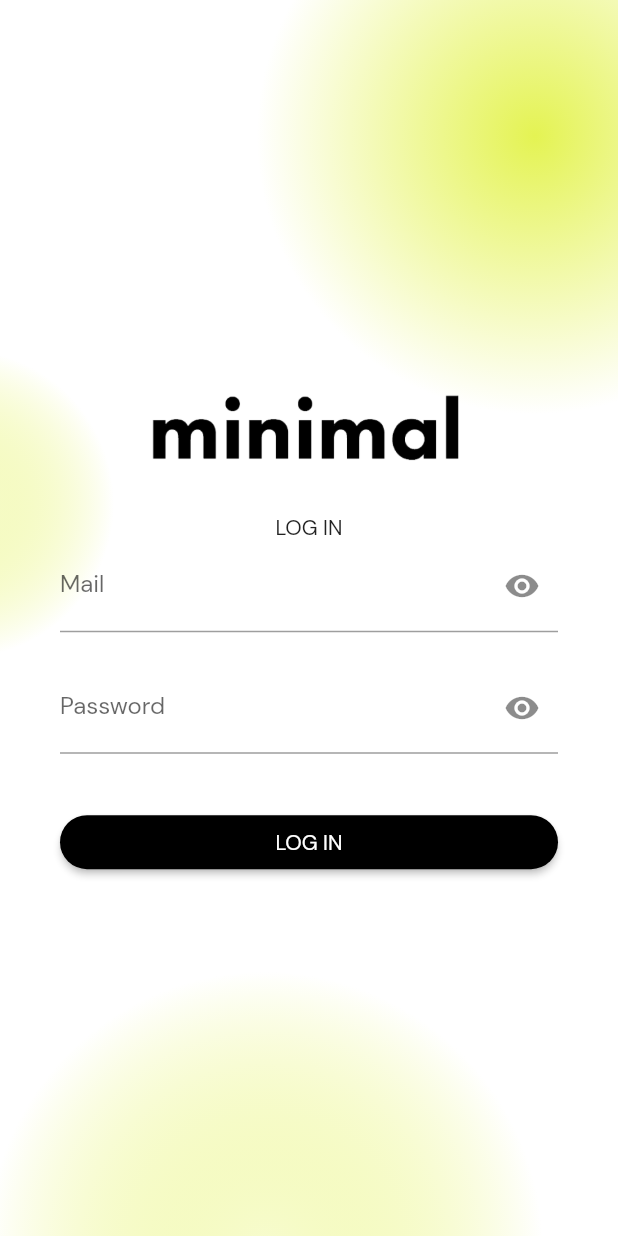
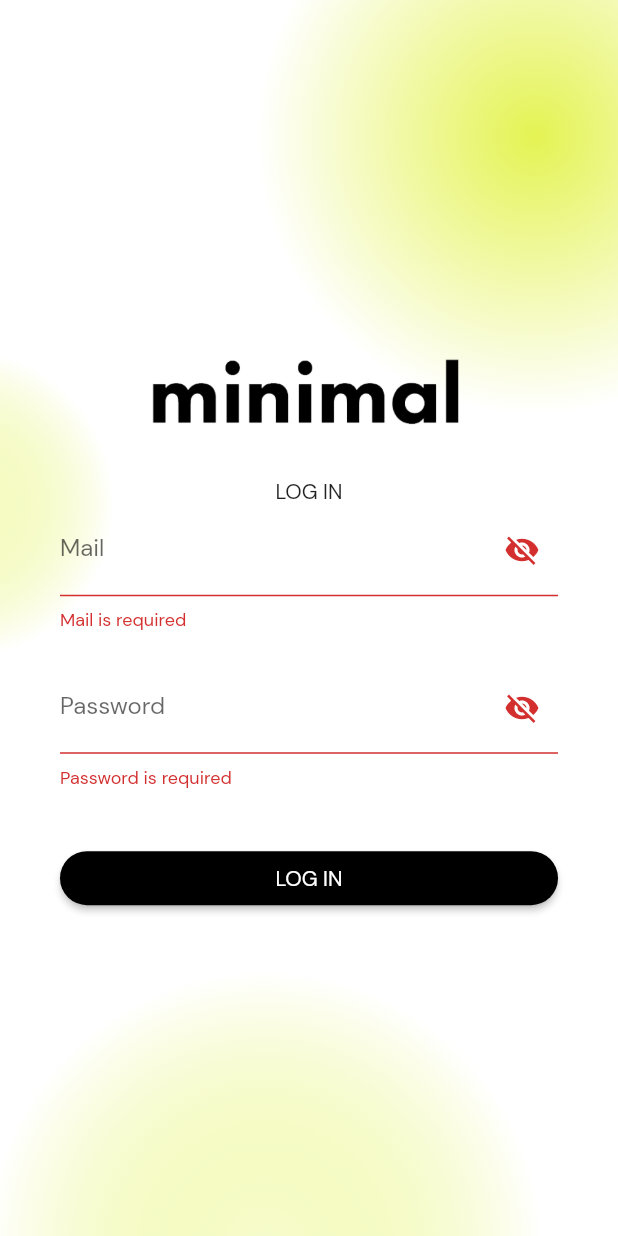
Before and after one commit to wgerez/test-coda, a Flutter app: the screen it shows after launch, after a tap on "LOG IN", on a phone screen of 412 x 824 dp. Run offline on Flutter 3.47's test engine with Material 2 defaults, Android fonts, the phone set to English and light mode, and no system bars; our stand-ins replace dartz, get, logger.

Commit message:
Fix message error and input validation

```diff
--- a/lib/src/data/provider/auth_api.dart
+++ b/lib/src/data/provider/auth_api.dart
@@ -27,13 +27,14 @@ class AuthClient {
 
       if (response.statusCode == 200) {
         final data = json.decode(response.body);
+        print(data['success']);
         if (data['success']) {
           final auth = AuthModel.fromJson(data);
           return Right(auth);
         } else {
           _failure = LoginFailure(
-            code: data['code'],
-            message: data['message'],
+            code: data['error']['code'],
+            message: data['error']['message'],
           );
           return Left(_failure);
         }
--- a/lib/src/domain/controllers/auth_controller.dart
+++ b/lib/src/domain/controllers/auth_controller.dart
@@ -1,4 +1,5 @@
 import 'package:flutter/cupertino.dart';
+import 'package:flutter/material.dart';
 import 'package:get/get.dart';
 import 'package:test/src/core/system_logger.dart';
 import 'package:test/src/data/models/auth_model.dart';
@@ -9,18 +10,62 @@ class AuthController extends GetxController {
 
   AuthController({required this.authRepository});
 
+  final formKey = GlobalKey<FormState>();
   TextEditingController emailController = TextEditingController();
   TextEditingController passwordController = TextEditingController();
+
+  final isEmailObscure = false.obs;
+  final isPassObscure = false.obs;
 
   final _authUser = AuthModel().obs;
   get authUser => _authUser.value;
 
+  String? validateEmail(String? mail) {
+    if (mail != null && !GetUtils.isEmail(mail)) {
+      return 'Mail is required';
+    }
+    return null;
+  }
+
+  String? validatePassword(String? password) {
+    if (password != null && password.isEmpty) {
+      return 'Password is required';
+    }
+    return null;
+  }
+
+  void changeMailObscure() {
+    isEmailObscure.value = !isEmailObscure.value;
+  }
+
+  void changePassObscure() {
+    isPassObscure.value = !isPassObscure.value;
+  }
+
   login({required String email, required String password}) async {
-    Auth user = Auth(email: email, password: password);
+    final user = Auth(email: email, password: password);
     final _auth = await authRepository.login(user);
     _auth.fold(
-      (l) => SystemLogger.error(this, l.toString()),
+      (l) => Get.defaultDialog(
+        title: 'Error'.tr,
+        content: Text(l.message),
+        actions: [
+          ElevatedButton(
+            child: Text('Ok'.tr),
+            onPressed: () => Get.back(),
+          ),
+        ],
+      ),
       (r) => SystemLogger.verbose(this, r.toString()), //_authUser.value = r,
     );
   }
+
+  callLogin() {
+    if (formKey.currentState!.validate()) {
+      login(
+        email: emailController.text,
+        password: passwordController.text,
+      );
+    }
+  }
 }
--- a/lib/src/views/pages/login_page.dart
+++ b/lib/src/views/pages/login_page.dart
@@ -40,6 +40,8 @@ class LoginPage extends GetView<AuthController> {
           ),
           Padding(
             padding: const EdgeInsets.symmetric(horizontal: 40),
+            child: Form(
+              key: controller.formKey,
               child: Column(
                 mainAxisAlignment: MainAxisAlignment.center,
                 children: <Widget>[
@@ -48,21 +50,37 @@ class LoginPage extends GetView<AuthController> {
                     child: Image.asset('assets/images/logo.png'),
                   ),
                   Text('login'.tr),
-                TextFormField(
-                  obscureText: true,
+                  Obx(
+                    () => TextFormField(
+                      obscureText: controller.isEmailObscure.value,
                       controller: controller.emailController,
-                  decoration: const InputDecoration(
-                    suffixIcon: Icon(Icons.remove_red_eye),
+                      decoration: InputDecoration(
+                        suffixIcon: InkWell(
+                          onTap: () => controller.changeMailObscure(),
+                          child: Icon(controller.isEmailObscure.value
+                              ? Icons.visibility
+                              : Icons.visibility_off),
+                        ),
                         labelText: 'Mail',
+                      ),
+                      validator: controller.validateEmail,
                     ),
                   ),
                   const SizedBox(height: 20),
-                TextFormField(
+                  Obx(
+                    () => TextFormField(
                       controller: controller.passwordController,
-                  obscureText: true,
-                  decoration: const InputDecoration(
-                    suffixIcon: Icon(Icons.remove_red_eye),
+                      obscureText: controller.isPassObscure.value,
+                      decoration: InputDecoration(
+                        suffixIcon: InkWell(
+                          onTap: () => controller.changePassObscure(),
+                          child: Icon(controller.isPassObscure.value
+                              ? Icons.visibility
+                              : Icons.visibility_off),
+                        ),
                         labelText: 'Password',
+                      ),
+                      validator: controller.validatePassword,
                     ),
                   ),
                   const SizedBox(height: 35),
@@ -70,23 +88,15 @@ class LoginPage extends GetView<AuthController> {
                     width: double.infinity,
                     child: MinimalButton(
                       text: 'login'.tr,
-                    action: _callLogin(),
+                      action: controller.callLogin,
                     ),
                   ),
                 ],
+              ),
             ),
           ),
         ]),
       ),
     );
   }
-
-  _callLogin() {
-    return () {
-      controller.login(
-        email: controller.emailController.text,
-        password: controller.passwordController.text,
-      );
-    };
 }
-}
```
Lines whose indentation alone changed are shown as unchanged.
